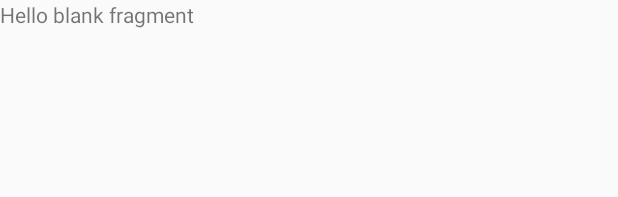
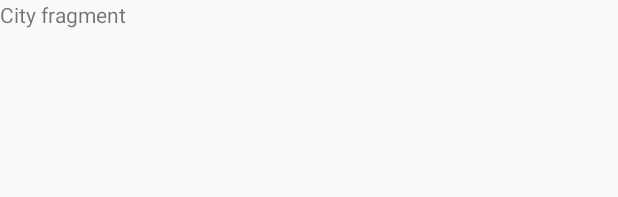
Before and after one commit to ABNDsirex0/ABNDTourGuideApp, an Android app: the layout fragment_city.xml on its own in the app's theme, with its tools: preview values and no code run, on a phone screen of 412 x 824 dp. Shown: the top 197 px of the screen. Run offline under Robolectric (Android 15) with nearby library versions, the phone set to English and light mode, and no system bars.

Commit message:
Add placeholder text to cityfragment

```diff
--- a/app/src/main/res/layout/fragment_city.xml
+++ b/app/src/main/res/layout/fragment_city.xml
@@ -9,6 +9,6 @@
     <TextView
         android:layout_width="match_parent"
         android:layout_height="match_parent"
-        android:text="@string/hello_blank_fragment" />
+        android:text="City fragment" />
 
 </FrameLayout>
```
